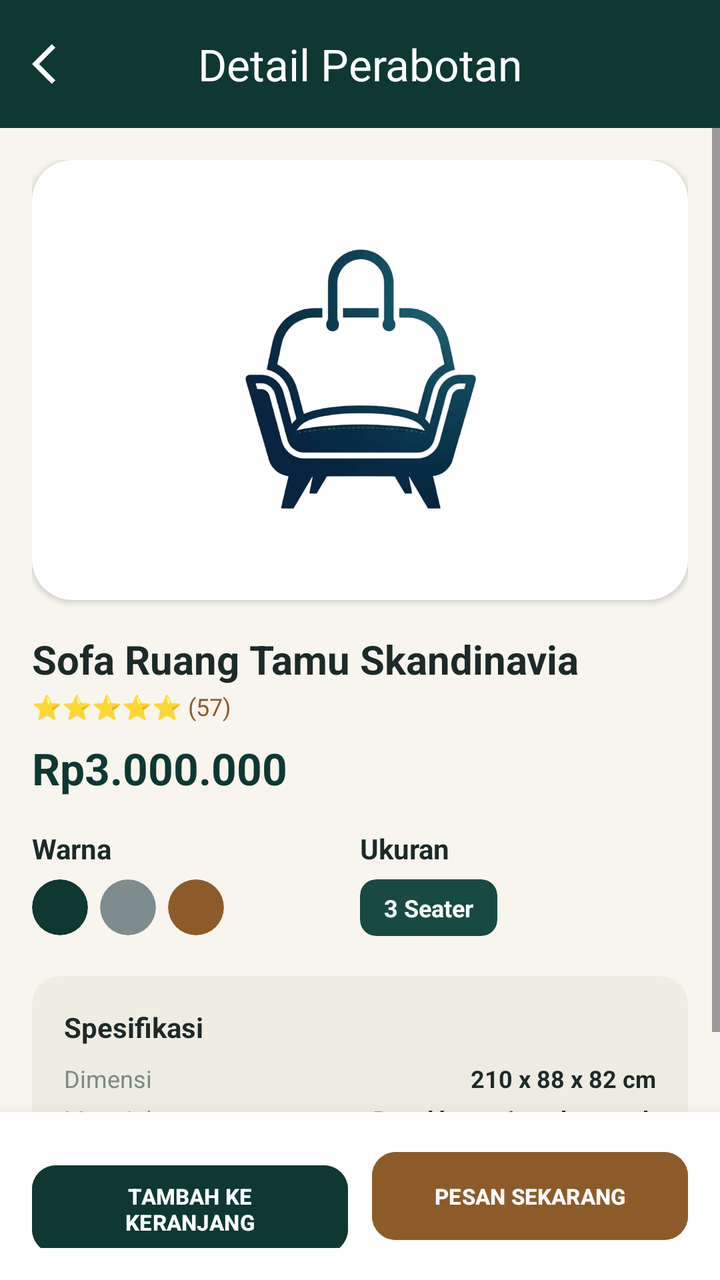
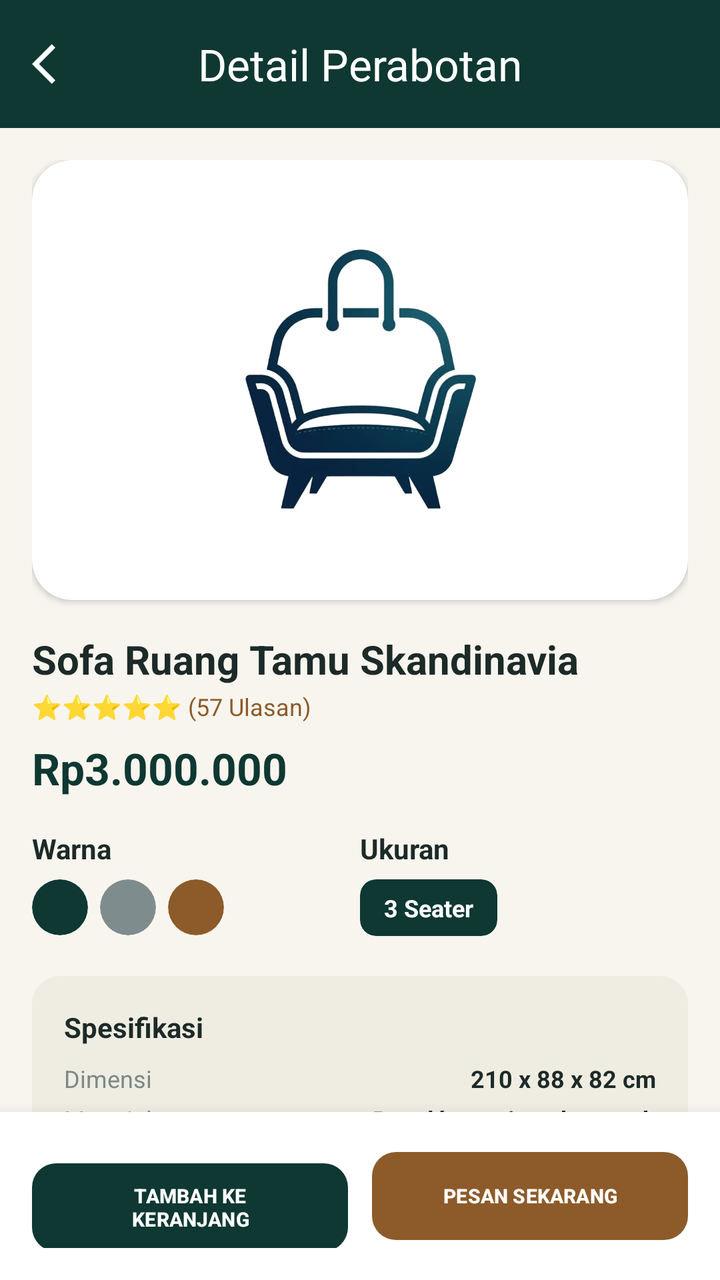

The first picture is an Android layout as it rendered before a commit; the second is the same layout after the commit. The layout source and the unified diff follow.
<!-- AndroidManifest.xml: application theme Theme.RNG_SIPP -->
<!-- res/layout/activity_detail.xml -->
<?xml version="1.0" encoding="utf-8"?>
<RelativeLayout xmlns:android="http://schemas.android.com/apk/res/android"
    xmlns:app="http://schemas.android.com/apk/res-auto"
    android:layout_width="match_parent"
    android:layout_height="match_parent"
    android:background="@color/bg_cream">

    
    <com.google.android.material.appbar.MaterialToolbar
        android:id="@+id/toolbarDetail"
        android:layout_width="match_parent"
        android:layout_height="?attr/actionBarSize"
        android:background="@color/green_primary"
        app:navigationIcon="@drawable/ic_arrow_back"
        app:navigationIconTint="@color/white"
        app:title="Detail Perabotan"
        app:titleCentered="true"
        app:titleTextColor="@color/white" />

    <ScrollView
        android:layout_width="match_parent"
        android:layout_height="match_parent"
        android:layout_above="@id/layoutBottomActions"
        android:layout_below="@id/toolbarDetail">

        <LinearLayout
            android:layout_width="match_parent"
            android:layout_height="wrap_content"
            android:orientation="vertical"
            android:padding="16dp">

            
            <com.google.android.material.card.MaterialCardView
                android:layout_width="match_parent"
                android:layout_height="220dp"
                app:cardBackgroundColor="@color/white"
                app:cardCornerRadius="20dp"
                app:cardElevation="2dp"
                app:strokeWidth="0dp">

                <ImageView
                    android:layout_width="140dp"
                    android:layout_height="140dp"
                    android:layout_gravity="center"
                    android:src="@drawable/logo_sipp" />
            </com.google.android.material.card.MaterialCardView>

            <TextView
                android:layout_width="wrap_content"
                android:layout_height="wrap_content"
                android:layout_marginTop="16dp"
                android:text="Sofa Ruang Tamu Skandinavia"
                android:textColor="@color/text_primary"
                android:textSize="20sp"
                android:textStyle="bold" />

            <TextView
                android:layout_width="wrap_content"
                android:layout_height="wrap_content"
                android:layout_marginTop="2dp"
                android:text="⭐⭐⭐⭐⭐ (57)"
                android:textColor="@color/accent_wood"
                android:textSize="12sp" />

            <TextView
                android:layout_width="wrap_content"
                android:layout_height="wrap_content"
                android:layout_marginTop="8dp"
                android:text="Rp3.000.000"
                android:textColor="@color/green_primary"
                android:textSize="22sp"
                android:textStyle="bold" />

            
            <LinearLayout
                android:layout_width="match_parent"
                android:layout_height="wrap_content"
                android:layout_marginTop="16dp"
                android:orientation="horizontal">

                <LinearLayout
                    android:layout_width="0dp"
                    android:layout_height="wrap_content"
                    android:layout_weight="1"
                    android:orientation="vertical">

                    <TextView
                        android:layout_width="wrap_content"
                        android:layout_height="wrap_content"
                        android:text="Warna"
                        android:textColor="@color/text_primary"
                        android:textStyle="bold" />

                    <LinearLayout
                        android:layout_width="wrap_content"
                        android:layout_height="wrap_content"
                        android:layout_marginTop="6dp"
                        android:orientation="horizontal">

                        <com.google.android.material.card.MaterialCardView
                            android:layout_width="28dp"
                            android:layout_height="28dp"
                            android:layout_marginEnd="6dp"
                            app:cardBackgroundColor="@color/green_primary"
                            app:cardCornerRadius="14dp"
                            app:strokeWidth="0dp" />

                        <com.google.android.material.card.MaterialCardView
                            android:layout_width="28dp"
                            android:layout_height="28dp"
                            android:layout_marginEnd="6dp"
                            app:cardBackgroundColor="#7F8C8D"
                            app:cardCornerRadius="14dp"
                            app:strokeWidth="0dp" />

                        <com.google.android.material.card.MaterialCardView
                            android:layout_width="28dp"
                            android:layout_height="28dp"
                            app:cardBackgroundColor="@color/accent_wood"
                            app:cardCornerRadius="14dp"
                            app:strokeWidth="0dp" />
                    </LinearLayout>
                </LinearLayout>

                <LinearLayout
                    android:layout_width="0dp"
                    android:layout_height="wrap_content"
                    android:layout_weight="1"
                    android:orientation="vertical">

                    <TextView
                        android:layout_width="wrap_content"
                        android:layout_height="wrap_content"
                        android:text="Ukuran"
                        android:textColor="@color/text_primary"
                        android:textStyle="bold" />

                    <com.google.android.material.card.MaterialCardView
                        android:layout_width="wrap_content"
                        android:layout_height="wrap_content"
                        android:layout_marginTop="6dp"
                        app:cardBackgroundColor="@color/green_chip_bg"
                        app:cardCornerRadius="8dp"
                        app:strokeWidth="0dp">

                        <TextView
                            android:layout_width="wrap_content"
                            android:layout_height="wrap_content"
                            android:paddingHorizontal="12dp"
                            android:paddingVertical="6dp"
                            android:text="3 Seater"
                            android:textColor="@color/white"
                            android:textSize="12sp"
                            android:textStyle="bold" />
                    </com.google.android.material.card.MaterialCardView>
                </LinearLayout>
            </LinearLayout>

            
            <com.google.android.material.card.MaterialCardView
                android:layout_width="match_parent"
                android:layout_height="wrap_content"
                android:layout_marginTop="20dp"
                app:cardBackgroundColor="#EFECE1"
                app:cardCornerRadius="14dp"
                app:strokeWidth="0dp">

                <LinearLayout
                    android:layout_width="match_parent"
                    android:layout_height="wrap_content"
                    android:orientation="vertical"
                    android:padding="16dp">

                    <TextView
                        android:layout_width="wrap_content"
                        android:layout_height="wrap_content"
                        android:text="Spesifikasi"
                        android:textColor="@color/text_primary"
                        android:textStyle="bold" />

                    <RelativeLayout
                        android:layout_width="match_parent"
                        android:layout_height="wrap_content"
                        android:layout_marginTop="8dp">

                        <TextView
                            android:layout_width="wrap_content"
                            android:layout_height="wrap_content"
                            android:text="Dimensi"
                            android:textColor="@color/text_secondary"
                            android:textSize="12sp" />

                        <TextView
                            android:layout_width="wrap_content"
                            android:layout_height="wrap_content"
                            android:layout_alignParentEnd="true"
                            android:text="210 x 88 x 82 cm"
                            android:textColor="@color/text_primary"
                            android:textSize="12sp"
                            android:textStyle="bold" />
                    </RelativeLayout>

                    <RelativeLayout
                        android:layout_width="match_parent"
                        android:layout_height="wrap_content"
                        android:layout_marginTop="4dp">

                        <TextView
                            android:layout_width="wrap_content"
                            android:layout_height="wrap_content"
                            android:text="Material"
                            android:textColor="@color/text_secondary"
                            android:textSize="12sp" />

                        <TextView
                            android:layout_width="wrap_content"
                            android:layout_height="wrap_content"
                            android:layout_alignParentEnd="true"
                            android:text="Bouclé premium, kayu oak"
                            android:textColor="@color/text_primary"
                            android:textSize="12sp"
                            android:textStyle="bold" />
                    </RelativeLayout>
                </LinearLayout>
            </com.google.android.material.card.MaterialCardView>

        </LinearLayout>
    </ScrollView>

    
    <LinearLayout
        android:id="@+id/layoutBottomActions"
        android:layout_width="match_parent"
        android:layout_height="wrap_content"
        android:layout_alignParentBottom="true"
        android:background="@color/white"
        android:elevation="12dp"
        android:orientation="horizontal"
        android:padding="16dp">

        <Button
            android:layout_width="0dp"
            android:layout_height="52dp"
            android:layout_marginEnd="6dp"
            android:layout_weight="1"
            android:backgroundTint="@color/green_primary"
            android:text="TAMBAH KE KERANJANG"
            android:textSize="11sp"
            android:textStyle="bold"
            app:cornerRadius="12dp" />

        <Button
            android:layout_width="0dp"
            android:layout_height="52dp"
            android:layout_marginStart="6dp"
            android:layout_weight="1"
            android:backgroundTint="@color/accent_wood"
            android:text="PESAN SEKARANG"
            android:textSize="11sp"
            android:textStyle="bold"
            app:cornerRadius="12dp" />
    </LinearLayout>

</RelativeLayout>
<!-- resources referenced by this layout -->
<resources>
  <color name="accent_wood">#8D5B2A</color>
  <color name="bg_cream">#F7F5EE</color>
  <color name="green_chip_bg">#184A43</color>
  <color name="green_primary">#0F3832</color>
  <color name="text_primary">#1C2A28</color>
  <color name="text_secondary">#7A8A87</color>
  <color name="white">#FFFFFF</color>
  <!-- drawable ic_arrow_back (drawable) -->
  <vector xmlns:android="http://schemas.android.com/apk/res/android" android:autoMirrored="true" android:height="24dp" android:tint="#000000" android:viewportHeight="24" android:viewportWidth="24" android:width="24dp">
        
      <path android:fillColor="@android:color/white" android:pathData="M11.67,3.87L9.9,2.1 0,12l9.9,9.9 1.77,-1.77L3.54,12z"/>
      
  </vector>
  <!-- drawable logo_sipp: png bitmap (drawable, 49470 bytes) -->
  <style name="Theme.RNG_SIPP" parent="Theme.Material3.DayNight.NoActionBar">
          <item name="colorPrimary">@color/green_primary</item>
          <item name="android:statusBarColor">@color/green_primary</item>
      </style>
</resources>

<!-- the commit's change to res/layout/activity_detail.xml (unified diff, before → after) -->
@@ -1,9 +1,12 @@
 <?xml version="1.0" encoding="utf-8"?>
 <RelativeLayout xmlns:android="http://schemas.android.com/apk/res/android"
     xmlns:app="http://schemas.android.com/apk/res-auto"
+    xmlns:tools="http://schemas.android.com/tools"
     android:layout_width="match_parent"
     android:layout_height="match_parent"
-    android:background="@color/bg_cream">
+    android:background="@color/bg_cream"
+    tools:context=".DetailActivity"
+    tools:ignore="HardcodedText,UnusedResources,ContentDescription">
 
     
     <com.google.android.material.appbar.MaterialToolbar
@@ -21,7 +24,10 @@
         android:layout_width="match_parent"
         android:layout_height="match_parent"
         android:layout_above="@id/layoutBottomActions"
-        android:layout_below="@id/toolbarDetail">
+        android:layout_below="@id/toolbarDetail"
+        android:clipToPadding="false"
+        android:overScrollMode="never"
+        android:scrollbars="none">
 
         <LinearLayout
             android:layout_width="match_parent"
@@ -39,6 +45,7 @@
                 app:strokeWidth="0dp">
 
                 <ImageView
+                    android:id="@+id/imgDetailProduct"
                     android:layout_width="140dp"
                     android:layout_height="140dp"
                     android:layout_gravity="center"
@@ -46,6 +53,7 @@
             </com.google.android.material.card.MaterialCardView>
 
             <TextView
+                android:id="@+id/tvDetailTitle"
                 android:layout_width="wrap_content"
                 android:layout_height="wrap_content"
                 android:layout_marginTop="16dp"
@@ -58,11 +66,12 @@
                 android:layout_width="wrap_content"
                 android:layout_height="wrap_content"
                 android:layout_marginTop="2dp"
-                android:text="⭐⭐⭐⭐⭐ (57)"
+                android:text="⭐⭐⭐⭐⭐ (57 Ulasan)"
                 android:textColor="@color/accent_wood"
                 android:textSize="12sp" />
 
             <TextView
+                android:id="@+id/tvDetailPrice"
                 android:layout_width="wrap_content"
                 android:layout_height="wrap_content"
                 android:layout_marginTop="8dp"
@@ -139,7 +148,7 @@
                         android:layout_width="wrap_content"
                         android:layout_height="wrap_content"
                         android:layout_marginTop="6dp"
-                        app:cardBackgroundColor="@color/green_chip_bg"
+                        app:cardBackgroundColor="@color/green_primary"
                         app:cardCornerRadius="8dp"
                         app:strokeWidth="0dp">
 
@@ -191,6 +200,7 @@
                             android:textSize="12sp" />
 
                         <TextView
+                            android:id="@+id/tvDetailDimensions"
                             android:layout_width="wrap_content"
                             android:layout_height="wrap_content"
                             android:layout_alignParentEnd="true"
@@ -213,6 +223,7 @@
                             android:textSize="12sp" />
 
                         <TextView
+                            android:id="@+id/tvDetailMaterial"
                             android:layout_width="wrap_content"
                             android:layout_height="wrap_content"
                             android:layout_alignParentEnd="true"
@@ -238,26 +249,30 @@
         android:orientation="horizontal"
         android:padding="16dp">
 
-        <Button
+        <com.google.android.material.button.MaterialButton
+            android:id="@+id/btnAddToCart"
             android:layout_width="0dp"
             android:layout_height="52dp"
             android:layout_marginEnd="6dp"
             android:layout_weight="1"
-            android:backgroundTint="@color/green_primary"
             android:text="TAMBAH KE KERANJANG"
-            android:textSize="11sp"
+            android:textColor="@color/white"
+            android:textSize="10sp"
             android:textStyle="bold"
+            app:backgroundTint="@color/green_primary"
             app:cornerRadius="12dp" />
 
-        <Button
+        <com.google.android.material.button.MaterialButton
+            android:id="@+id/btnOrderNow"
             android:layout_width="0dp"
             android:layout_height="52dp"
             android:layout_marginStart="6dp"
             android:layout_weight="1"
-            android:backgroundTint="@color/accent_wood"
             android:text="PESAN SEKARANG"
-            android:textSize="11sp"
+            android:textColor="@color/white"
+            android:textSize="10sp"
             android:textStyle="bold"
+            app:backgroundTint="@color/accent_wood"
             app:cornerRadius="12dp" />
     </LinearLayout>
 
<!-- resource entries referenced after the edit -->
@@ -2,7 +2,6 @@
 <resources>
   <color name="accent_wood">#8D5B2A</color>
   <color name="bg_cream">#F7F5EE</color>
-  <color name="green_chip_bg">#184A43</color>
   <color name="green_primary">#0F3832</color>
   <color name="text_primary">#1C2A28</color>
   <color name="text_secondary">#7A8A87</color>
